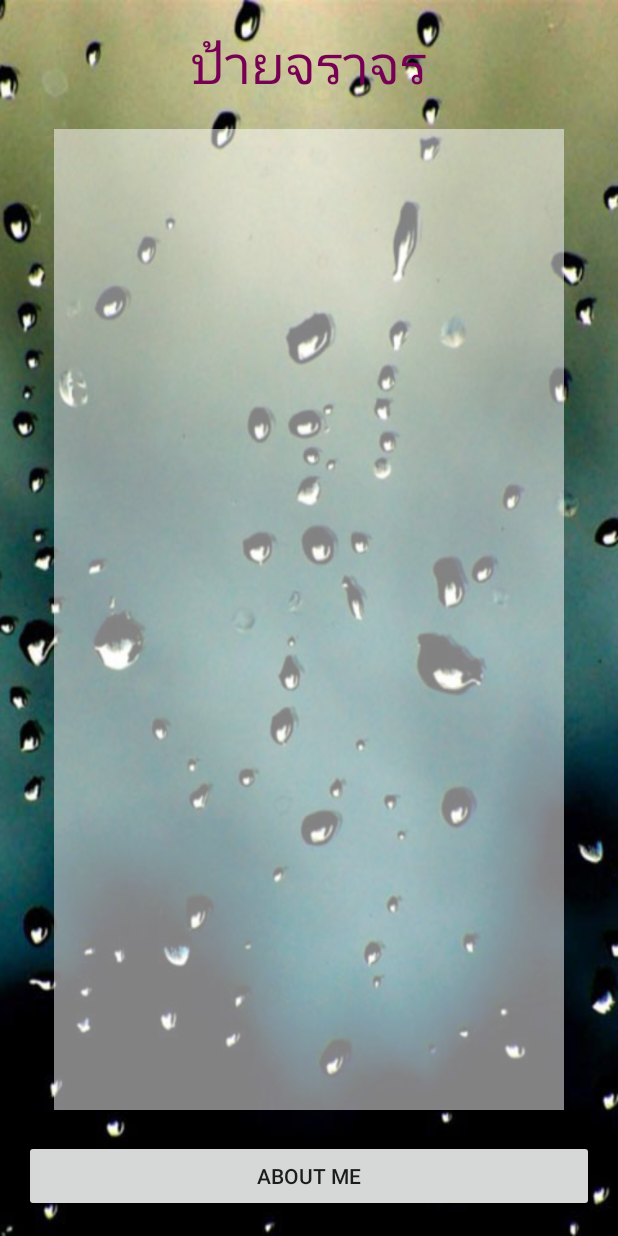
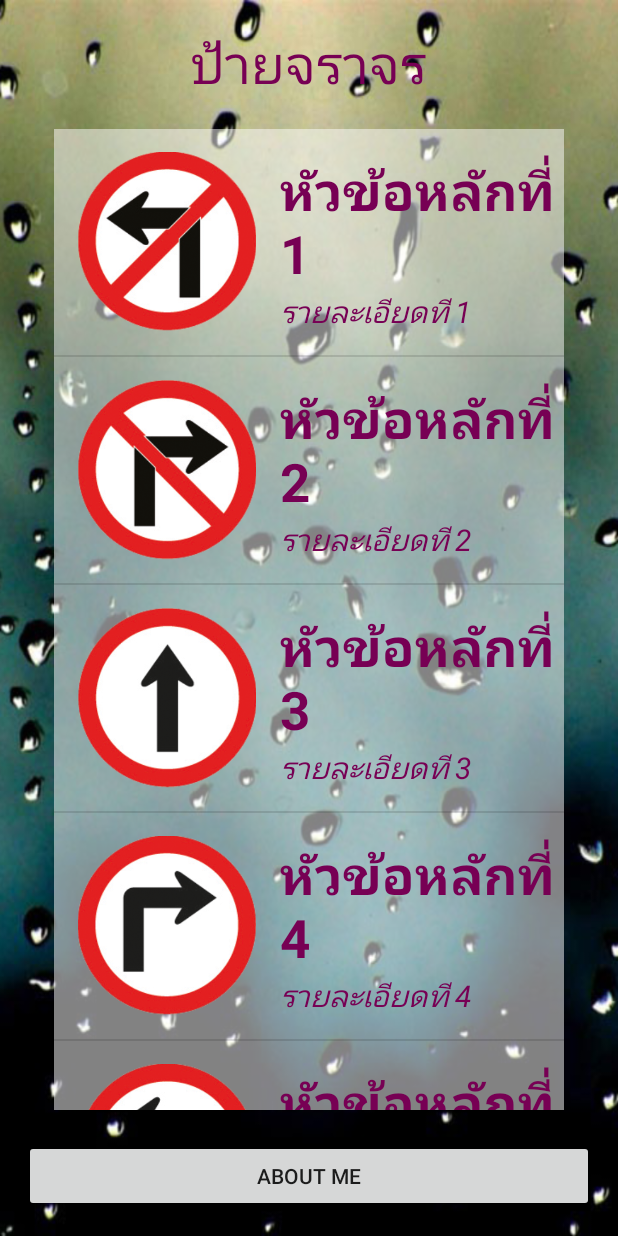
Before and after one commit to masterUNG/My-Traffic-2July, an Android app: the screen it shows after launch (MainActivity), on a phone screen of 412 x 824 dp. Run offline under Robolectric (Android 15) with nearby library versions, the phone set to English and light mode, and no system bars.

Commit message:
Design UI Detail finish

```diff
--- a/app/src/main/AndroidManifest.xml
+++ b/app/src/main/AndroidManifest.xml
@@ -15,6 +15,7 @@
                 <category android:name="android.intent.category.LAUNCHER" />
             </intent-filter>
         </activity>
+        <activity android:name=".DetailActivity"></activity>
     </application>
 
 </manifest>
--- a/app/src/main/java/appewtc/masterung/mytraffic/MainActivity.java
+++ b/app/src/main/java/appewtc/masterung/mytraffic/MainActivity.java
@@ -6,6 +6,7 @@ import android.net.Uri;
 import android.os.Bundle;
 import android.support.v7.app.AppCompatActivity;
 import android.view.View;
+import android.widget.AdapterView;
 import android.widget.Button;
 import android.widget.ListView;
 
@@ -42,6 +43,56 @@ public class MainActivity extends AppCompatActivity {
             }   // onClick
         });
 
+        //Create ListView
+        //1. Setter Array Simple
+        final int[] iconInts = new int[20];
+        iconInts[0] = R.drawable.traffic_01;
+        iconInts[1] = R.drawable.traffic_02;
+        iconInts[2] = R.drawable.traffic_03;
+        iconInts[3] = R.drawable.traffic_04;
+        iconInts[4] = R.drawable.traffic_05;
+        iconInts[5] = R.drawable.traffic_06;
+        iconInts[6] = R.drawable.traffic_07;
+        iconInts[7] = R.drawable.traffic_08;
+        iconInts[8] = R.drawable.traffic_09;
+        iconInts[9] = R.drawable.traffic_10;
+        iconInts[10] = R.drawable.traffic_11;
+        iconInts[11] = R.drawable.traffic_12;
+        iconInts[12] = R.drawable.traffic_13;
+        iconInts[13] = R.drawable.traffic_14;
+        iconInts[14] = R.drawable.traffic_15;
+        iconInts[15] = R.drawable.traffic_16;
+        iconInts[16] = R.drawable.traffic_17;
+        iconInts[17] = R.drawable.traffic_18;
+        iconInts[18] = R.drawable.traffic_19;
+        iconInts[19] = R.drawable.traffic_20;
+
+        //2. Call From xml
+        final String[] nameStrings = getResources().getStringArray(R.array.name);
+
+        //3. Call From Java
+        MyData myData = new MyData();   // Create object or instance
+        String[] detailStrings = myData.getDetailStrings();
+
+        //Inheriate to MyAdapter
+        MyAdapter myAdapter = new MyAdapter(this, iconInts, nameStrings, detailStrings);
+        trafficListView.setAdapter(myAdapter);
+
+        //Intent to Detail When Click
+        trafficListView.setOnItemClickListener(new AdapterView.OnItemClickListener() {
+            @Override
+            public void onItemClick(AdapterView<?> adapterView, View view, int i, long l) {
+
+                Intent intent = new Intent(MainActivity.this, DetailActivity.class);
+                intent.putExtra("Name", nameStrings[i]);
+                intent.putExtra("Icon", iconInts[i]);
+                intent.putExtra("Index", i);
+                startActivity(intent);
+
+
+            }   // onItemClick
+        });
+
 
     }   // Main Method
 
--- /dev/null
+++ b/app/src/main/java/appewtc/masterung/mytraffic/MyData.java
@@ -0,0 +1,19 @@
+package appewtc.masterung.mytraffic;
+
+/**
+ * Created by masterUNG on 7/3/2016 AD.
+ */
+public class MyData {
+
+    //Explicit
+    private String[] detailStrings = new String[]{"รายละเอียดที 1", "รายละเอียดที 2",
+            "รายละเอียดที 3", "รายละเอียดที 4", "รายละเอียดที 5", "รายละเอียดที 6",
+            "รายละเอียดที 7", "รายละเอียดที 8", "รายละเอียดที 9", "รายละเอียดที 10",
+            "รายละเอียดที 11", "รายละเอียดที 12", "รายละเอียดที 13", "รายละเอียดที 14",
+            "รายละเอียดที 15", "รายละเอียดที 16", "รายละเอียดที 17", "รายละเอียดที 18",
+            "รายละเอียดที 19", "รายละเอียดที 20"};
+
+    public String[] getDetailStrings() {
+        return detailStrings;
+    }
+}   // Main Class
--- /dev/null
+++ b/app/src/main/res/values/my_data.xml
@@ -0,0 +1,29 @@
+<?xml version="1.0" encoding="utf-8"?>
+<resources>
+
+    <string-array name="name">
+
+        <item>หัวข้อหลักที่ 1</item>
+        <item>หัวข้อหลักที่ 2</item>
+        <item>หัวข้อหลักที่ 3</item>
+        <item>หัวข้อหลักที่ 4</item>
+        <item>หัวข้อหลักที่ 5</item>
+        <item>หัวข้อหลักที่ 6</item>
+        <item>หัวข้อหลักที่ 7</item>
+        <item>หัวข้อหลักที่ 8</item>
+        <item>หัวข้อหลักที่ 9</item>
+        <item>หัวข้อหลักที่ 10</item>
+        <item>หัวข้อหลักที่ 11</item>
+        <item>หัวข้อหลักที่ 12</item>
+        <item>หัวข้อหลักที่ 13</item>
+        <item>หัวข้อหลักที่ 14</item>
+        <item>หัวข้อหลักที่ 15</item>
+        <item>หัวข้อหลักที่ 16</item>
+        <item>หัวข้อหลักที่ 17</item>
+        <item>หัวข้อหลักที่ 18</item>
+        <item>หัวข้อหลักที่ 19</item>
+        <item>หัวข้อหลักที่ 20</item>
+
+    </string-array>
+
+</resources>
```
Also changed, not shown: app/src/main/java/appewtc/masterung/mytraffic/DetailActivity.java (added, +13 -0 lines), app/src/main/res/layout/activity_detail.xml (added, +56 -0 lines).
